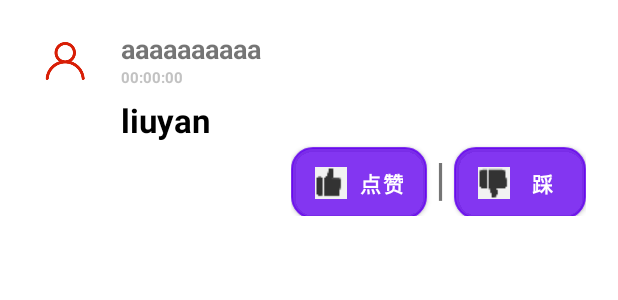
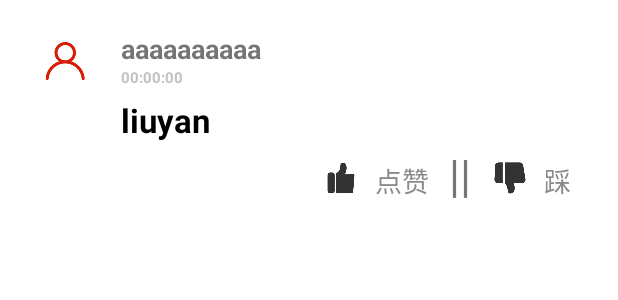
Before and after one commit to TiaTheFairy/JCircle, an Android app: the layout item_holemain.xml on its own in the app's theme, with its tools: preview values and no code run, on a phone screen of 412 x 824 dp. Shown: the top 300 px of the screen. Run offline under Robolectric (Android 15) with nearby library versions, the phone set to English and light mode, and no system bars.

Commit message:
修复树洞点赞和踩的按钮功能

```diff
--- a/JCircle/app/src/main/java/com/jnu/jcircle/ui/hole/HoleFragment.java
+++ b/JCircle/app/src/main/java/com/jnu/jcircle/ui/hole/HoleFragment.java
@@ -29,6 +29,7 @@ public class HoleFragment extends Fragment implements View.OnClickListener{
     int year,month,day;
     ImageButton addBtn;
 
+
     public View onCreateView(@NonNull LayoutInflater inflater,
                              ViewGroup container, Bundle savedInstanceState) {
         View view=View.inflate(getActivity(),R.layout.activity_holemain,null);
@@ -41,6 +42,10 @@ public class HoleFragment extends Fragment implements View.OnClickListener{
         accountAdapter = new AccountAdapter(getActivity(),mDatas);
         mainlistview.setAdapter(accountAdapter);   //引入数据源适配器在Listview的数据源中
         addBtn.setOnClickListener(this);
+
+        AccountBean bean=new AccountBean();
+        bean.setCaiFocus(false);
+        bean.setZanFocus(false);
         return view;
     }
 
--- a/JCircle/app/src/main/res/layout/activity_head_choise.xml
+++ b/JCircle/app/src/main/res/layout/activity_head_choise.xml
@@ -4,7 +4,7 @@
     xmlns:tools="http://schemas.android.com/tools"
     android:layout_width="match_parent"
     android:layout_height="match_parent"
-    tools:context=".head_choise">
+    >
 
     <LinearLayout
         android:id="@+id/linearLayout"
@@ -31,7 +31,8 @@
         android:layout_height="265dp"
         android:orientation="vertical"
         app:layout_constraintTop_toBottomOf="@+id/linearLayout"
-        tools:layout_editor_absoluteX="1dp">
+        tools:layout_editor_absoluteX="1dp"
+        tools:ignore="MissingConstraints">
 
         <LinearLayout
             android:layout_width="match_parent"
--- a/JCircle/app/src/main/res/layout/fragment_new_announce.xml
+++ b/JCircle/app/src/main/res/layout/fragment_new_announce.xml
@@ -29,6 +29,8 @@
             android:id="@+id/backtop"
             android:layout_width="50dp"
             android:layout_height="50dp"
+            android:layout_above="@+id/add"
+            android:layout_alignParentEnd="true"
             android:layout_centerHorizontal="true"
             android:layout_marginBottom="25dp"
             android:background="#00ff0000"
@@ -36,9 +38,7 @@
             android:focusable="true"
             android:scaleType="centerInside"
             android:src="@drawable/backtop"
-            android:visibility="gone"
-            android:layout_alignParentEnd="true"
-            android:layout_above="@+id/add"/>
+            android:visibility="gone" />
 
         <ImageButton
             android:id="@+id/add"
--- a/JCircle/app/src/main/res/layout/item_holemain.xml
+++ b/JCircle/app/src/main/res/layout/item_holemain.xml
@@ -65,37 +65,44 @@
         android:orientation="horizontal"
         android:padding="1dp">
 
-        <Button
-            android:id="@+id/dianzhan"
+        <ImageView
+            android:id="@+id/dianzhaniv"
+            android:layout_width="25dp"
+            android:layout_marginTop="10dp"
+            android:layout_height="25dp"
+            android:src="@mipmap/dianzan"/>
+        <TextView
+            android:id="@+id/dianzhantv"
             android:layout_width="wrap_content"
-            android:layout_height="wrap_content"
-            android:layout_alignParentRight="true"
-            android:background="@drawable/good"
-            android:drawableLeft="@drawable/dianzhan"
-            android:text="点赞"
-            android:onClick="onCLick"
-            android:layout_marginRight="5dp"
-            android:textColor="@color/white"
-            android:textStyle="bold"
-            />
+            android:layout_height="30dp"
+            android:layout_marginLeft="10dp"
+            android:layout_marginRight="13dp"
+            android:textColor="@color/gray_deep"
+            android:textSize="18dp"
+            android:text="点赞"/>
+
         <TextView
             android:layout_width="wrap_content"
             android:layout_height="wrap_content"
-            android:text="|"
-            android:textSize="30dp"
-            android:layout_marginTop="2dp"
-            />
-        <Button
-            android:id="@+id/cai"
-            android:onClick="onCLick"
+            android:text="||"
+            android:textSize="30dp" />
+
+        <ImageView
+            android:id="@+id/caiiv"
+            android:layout_width="25dp"
+            android:layout_marginTop="10dp"
+            android:layout_height="25dp"
+            android:layout_marginLeft="13dp"
+            android:src="@mipmap/cai"/>
+        <TextView
+            android:id="@+id/caitv"
             android:layout_width="wrap_content"
-            android:layout_height="wrap_content"
-            android:layout_alignParentRight="true"
-            android:layout_marginLeft="5dp"
-            android:background="@drawable/good"
-            android:textColor="@color/white"
-            android:textStyle="bold"
-            android:drawableLeft="@drawable/cai"
-            android:text="踩" />
+            android:layout_height="30dp"
+            android:layout_marginLeft="10dp"
+            android:layout_marginRight="10dp"
+            android:textColor="@color/gray_deep"
+            android:textSize="18dp"
+            android:text="踩"/>
+
     </LinearLayout>
 </RelativeLayout>
```
Also changed, not shown: JCircle/app/src/main/java/com/jnu/jcircle/ui/hole/Adapter/AccountAdapter.java (+54 -26 lines), JCircle/app/src/main/java/com/jnu/jcircle/ui/hole/AnimationTools.java (added, +16 -0 lines), JCircle/app/src/main/java/com/jnu/jcircle/ui/hole/Pages/AccountBean.java (+33 -0 lines), JCircle/build.gradle (line endings or trailing spaces), 2 other files.
